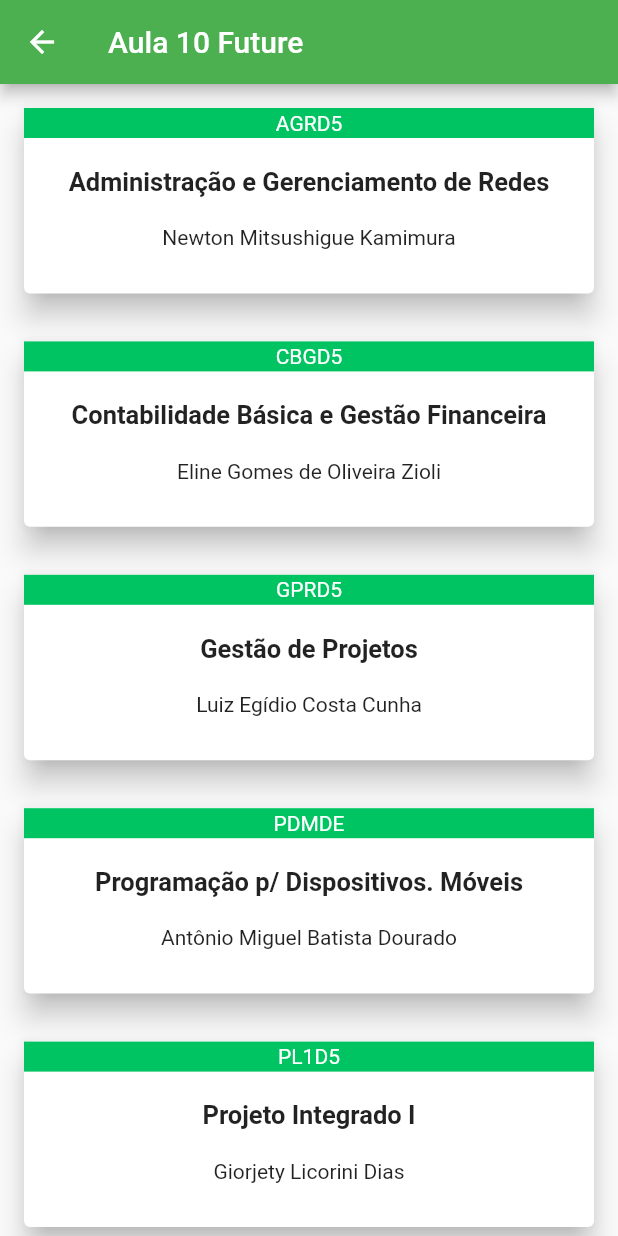
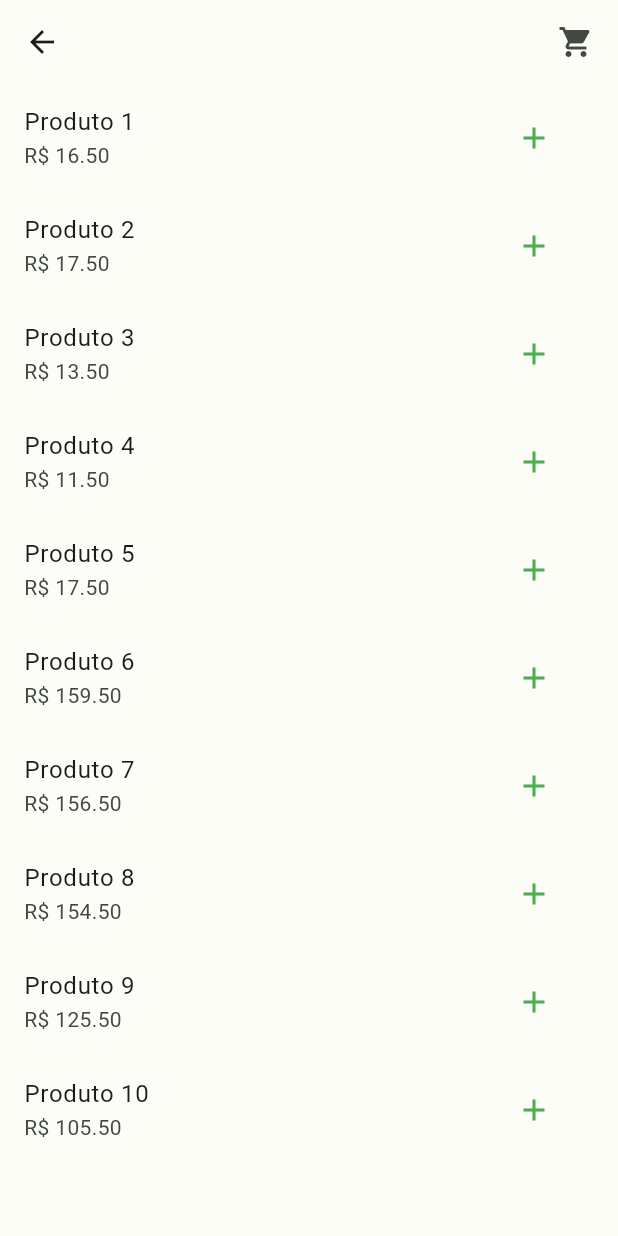
Before and after one commit to DanielYukio/Projeto-em-flutter, a Flutter app: the screen it shows after launch, on a phone screen of 412 x 824 dp. Run offline on Flutter 3.47's test engine with Material 2 defaults, Android fonts, the phone set to English and light mode, and no system bars; drawn by our look-alikes of badges.

Commit message:
added aula12 and aula13

```diff
--- a/lib/aula08/aula08.dart
+++ b/lib/aula08/aula08.dart
@@ -120,7 +120,7 @@ class _Aula08State extends State<Aula08> {
                   style: ElevatedButton.styleFrom(
                     minimumSize: Size(
                       MediaQuery.of(context).size.width * 0.75,
-                      35,
+                      50,
                     ),
                   ),
                   onPressed: () {
--- /dev/null
+++ b/lib/aula12/model/carrinho_model.dart
@@ -0,0 +1,35 @@
+import 'dart:collection';
+import 'package:flutter/material.dart';
+import 'package:projetobase/aula12/model/produto.dart';
+
+class CarrinhoModel extends ChangeNotifier {
+  final List<Produto> _lista = [];
+
+  UnmodifiableListView<Produto> get produtos => UnmodifiableListView(_lista);
+
+  int get numProdutos => _lista.length;
+
+  double get valorTotal {
+    double valor = 0;
+
+    for (var produto in _lista) {
+      valor += produto.preco;
+    }
+
+    return valor;
+  }
+
+  void adicionar(Produto p) {
+    _lista.add(p);
+    notifyListeners();
+  }
+
+  void remover(Produto p) {
+    _lista.remove(p);
+    notifyListeners();
+  }
+
+  bool isAdicionado(Produto p) {
+    return _lista.any((prod) => prod.id == p.id);
+  }
+}
--- /dev/null
+++ b/lib/aula12/model/produto.dart
@@ -0,0 +1,26 @@
+class Produto {
+  late int id;
+  late String nome;
+  late double preco;
+
+  Produto({
+    required this.id,
+    required this.nome,
+    required this.preco,
+  });
+
+  static List<Produto> gerarLista() {
+    return [
+      Produto(id: 1, nome: 'Produto 1', preco: 16.50),
+      Produto(id: 2, nome: 'Produto 2', preco: 17.50),
+      Produto(id: 3, nome: 'Produto 3', preco: 13.50),
+      Produto(id: 4, nome: 'Produto 4', preco: 11.50),
+      Produto(id: 5, nome: 'Produto 5', preco: 17.50),
+      Produto(id: 6, nome: 'Produto 6', preco: 159.50),
+      Produto(id: 7, nome: 'Produto 7', preco: 156.50),
+      Produto(id: 8, nome: 'Produto 8', preco: 154.50),
+      Produto(id: 9, nome: 'Produto 9', preco: 125.50),
+      Produto(id: 10, nome: 'Produto 10', preco: 105.50),
+    ];
+  }
+}
--- /dev/null
+++ b/lib/aula12/view/cardapio_view.dart
@@ -0,0 +1,64 @@
+import 'package:badges/badges.dart';
+import 'package:flutter/material.dart';
+import 'package:projetobase/aula12/model/carrinho_model.dart';
+import 'package:projetobase/aula12/model/produto.dart';
+import 'package:provider/provider.dart';
+
+final List<Produto> produtos = Produto.gerarLista();
+
+class CardapioView extends StatelessWidget {
+  const CardapioView({super.key});
+
+  @override
+  Widget build(BuildContext context) {
+    var carrinho = context.watch<CarrinhoModel>();
+
+    return Scaffold(
+      appBar: AppBar(
+        actions: [
+          Padding(
+            padding: const EdgeInsets.all(16.0),
+            child: InkWell(
+              onTap: () {
+                if (carrinho.numProdutos > 0) {
+                  Navigator.pushNamed(context, '/pedidos');
+                }
+              },
+              child: Badge(
+                badgeStyle: const BadgeStyle(badgeColor: Colors.green),
+                showBadge: carrinho.numProdutos > 0,
+                badgeContent: Text('${carrinho.numProdutos}'),
+                child: const Icon(Icons.shopping_cart),
+              ),
+            ),
+          )
+        ],
+      ),
+      body: ListView.builder(
+        itemCount: produtos.length,
+        itemBuilder: (context, index) {
+          return ListTile(
+            title: Text(produtos[index].nome),
+            subtitle: Text('R\$ ${produtos[index].preco.toStringAsFixed(2)}'),
+            trailing: Padding(
+              padding: const EdgeInsets.all(8),
+              child: carrinho.isAdicionado(produtos[index])
+                  ? IconButton(
+                      onPressed: () {
+                        carrinho.remover(produtos[index]);
+                      },
+                      icon: const Icon(Icons.delete),
+                    )
+                  : IconButton(
+                      onPressed: () {
+                        carrinho.adicionar(produtos[index]);
+                      },
+                      icon: const Icon(Icons.add, color: Colors.green),
+                    ),
+            ),
+          );
+        },
+      ),
+    );
+  }
+}
--- a/lib/main.dart
+++ b/lib/main.dart
@@ -5,9 +5,19 @@ import 'package:projetobase/aula09/view/aula09_dashboard.dart';
 import 'package:projetobase/aula09/view/aula09_disciplinas.dart';
 import 'package:projetobase/aula10/aula10.dart';
 import 'package:projetobase/aula10/view/aula10_future.dart';
+import 'package:projetobase/aula12/model/carrinho_model.dart';
+import 'package:projetobase/aula12/view/cardapio_view.dart';
+import 'package:projetobase/aula12/view/pedido_view.dart';
+import 'package:projetobase/aula13/theme/color_schemes2.g.dart';
+import 'package:provider/provider.dart';
 
 void main() {
-  runApp(const MyApp());
+  runApp(
+    ChangeNotifierProvider(
+      create: (context) => CarrinhoModel(),
+      child: const MyApp(),
+    ),
+  );
 }
 
 class MyApp extends StatelessWidget {
@@ -17,10 +27,17 @@ class MyApp extends StatelessWidget {
   Widget build(BuildContext context) {
     return MaterialApp(
       title: 'Flutter Demo',
+      debugShowCheckedModeBanner: false,
+      darkTheme: ThemeData(
+        colorScheme: darkColorScheme,
+        useMaterial3: true,
+      ),
       theme: ThemeData(
-        primarySwatch: Colors.green,
+        colorScheme: lightColorScheme,
+        useMaterial3: true,
       ),
-      initialRoute: '/aula10_future',
+      initialRoute: '/cardapio',
+      // home: const CardapioView(),
       routes: {
         '/': (context) => const Aula08(),
         '/aula09': (context) => const Aula09(),
@@ -28,6 +45,8 @@ class MyApp extends StatelessWidget {
         '/aula09_disciplinas': (context) => const Aula09Disciplinas(),
         '/aula10': (context) => const Aula10(),
         '/aula10_future': (context) => const Aula10Future(),
+        '/cardapio': (context) => const CardapioView(),
+        '/pedidos': (context) => const PedidoView(),
       },
     );
   }
--- a/pubspec.yaml
+++ b/pubspec.yaml
@@ -32,6 +32,8 @@ dependencies:
   flutter:
     sdk: flutter
   collection: ^1.16.0
+  badges: ^3.1.1
+  provider: ^6.0.5
 
   # The following adds the Cupertino Icons font to your application.
   # Use with the CupertinoIcons class for iOS style icons.
```
Also changed, not shown: lib/aula09/aula09.dart (+43 -2 lines), lib/aula12/view/pedido_view.dart (added, +49 -0 lines), lib/aula13/widgets/card_carrinho.dart (added, +40 -0 lines), lib/aula13/theme/color_schemes.g.dart (added), lib/aula13/theme/color_schemes2.g.dart (added), pubspec.lock.
